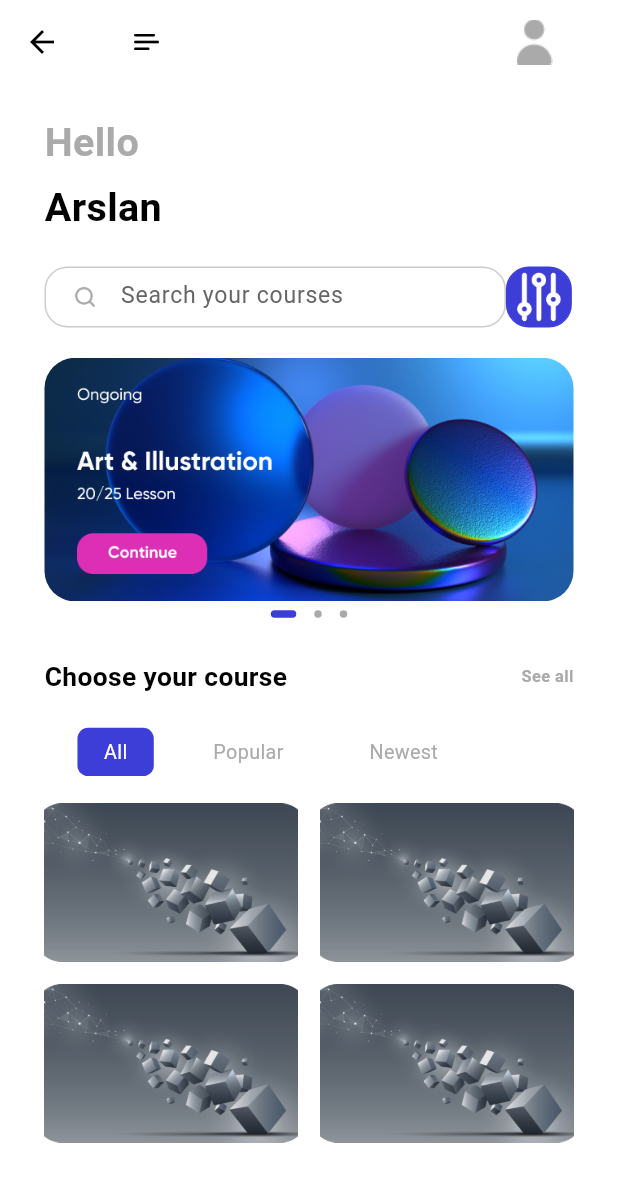
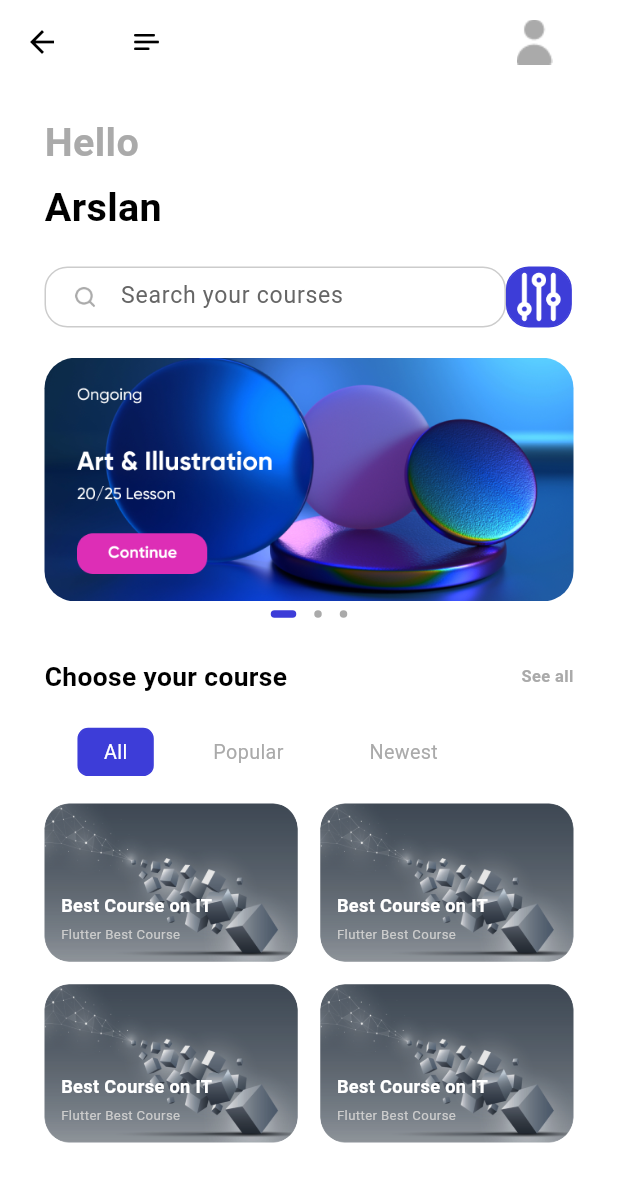
Before and after one commit to ArslanYousaf12/code-academy-app, a Flutter app: the HomePage screen opened directly, on a phone screen of 412 x 824 dp. Shown: the top 1182 px of the screen. Run offline on Flutter 3.47's test engine with Material 3 defaults, Android fonts, the light colour scheme and no system bars; drawn by our look-alikes of dots_indicator; our stand-ins replace cloud_firestore, firebase_auth, firebase_core, flutter_bloc, flutter_screenutil, fluttertoast and 1 more; accounts and stored records are empty; Roboto replaces fonts that are missing (Avenir).

Commit message:
Add CourseGridHomePage widget and integrate it into HomePage layout

```diff
--- a/lib/screens/home/home_page.dart
+++ b/lib/screens/home/home_page.dart
@@ -1,4 +1,5 @@
 import 'package:code_academy_app/common/values/colors.dart';
+import 'package:code_academy_app/screens/home/widgets/course_grid_home_page.dart';
 import 'package:code_academy_app/screens/home/widgets/home_page_app_bar.dart';
 import 'package:code_academy_app/screens/home/widgets/slider_widgets/home_page_slider_view.dart';
 import 'package:code_academy_app/screens/home/widgets/home_page_search_box.dart';
@@ -51,14 +52,7 @@ class _HomePageState extends State<HomePage> {
                     return GestureDetector(
                       //TODO: Add functionality to the grid items
                       onTap: () {},
-                      child: Container(
-                        decoration: BoxDecoration(
-                          image: DecorationImage(
-                            image: AssetImage("assets/icons/Image(1).png"),
-                            fit: BoxFit.cover,
-                          ),
-                        ),
-                      ),
+                      child: CourseGridHomePage(),
                     );
                   }),
                   gridDelegate: SliverGridDelegateWithFixedCrossAxisCount(
--- /dev/null
+++ b/lib/screens/home/widgets/course_grid_home_page.dart
@@ -0,0 +1,52 @@
+import 'package:code_academy_app/common/values/colors.dart';
+import 'package:flutter/material.dart';
+import 'package:flutter_screenutil/flutter_screenutil.dart';
+
+class CourseGridHomePage extends StatelessWidget {
+  const CourseGridHomePage({super.key});
+
+  @override
+  Widget build(BuildContext context) {
+    return Container(
+      padding: EdgeInsets.all(10.w),
+      decoration: BoxDecoration(
+        borderRadius: BorderRadius.circular(15.w),
+        image: DecorationImage(
+          image: AssetImage("assets/icons/Image(1).png"),
+          fit: BoxFit.fill,
+        ),
+      ),
+      child: Column(
+        mainAxisAlignment: MainAxisAlignment.end,
+        crossAxisAlignment: CrossAxisAlignment.start,
+        children: [
+          Text(
+            "Best Course on IT",
+            maxLines: 1,
+            overflow: TextOverflow.fade,
+            softWrap: false,
+            textAlign: TextAlign.left,
+            style: TextStyle(
+              color: AppColors.primaryElementText,
+              fontSize: 11.sp,
+              fontWeight: FontWeight.bold,
+            ),
+          ),
+          SizedBox(height: 5.h),
+          Text(
+            "Flutter Best Course",
+            maxLines: 1,
+            overflow: TextOverflow.fade,
+            softWrap: false,
+            textAlign: TextAlign.left,
+            style: TextStyle(
+              color: AppColors.primaryFourElementText,
+              fontSize: 8.sp,
+              fontWeight: FontWeight.normal,
+            ),
+          ),
+        ],
+      ),
+    );
+  }
+}
```
